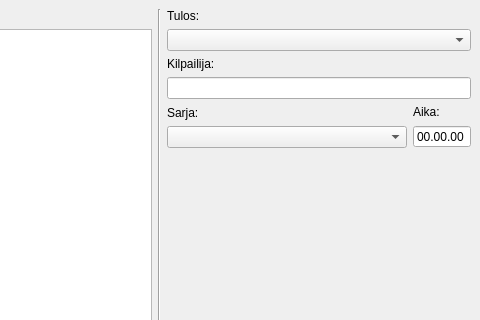
This is gui/form/tulosform.ui in Hatell/Tulospalvelu as Qt 5 draws it before an edit; both pictures show x 162 to 642 and y 0 to 320 of the 642 by 505 pixel window. The edited form follows.
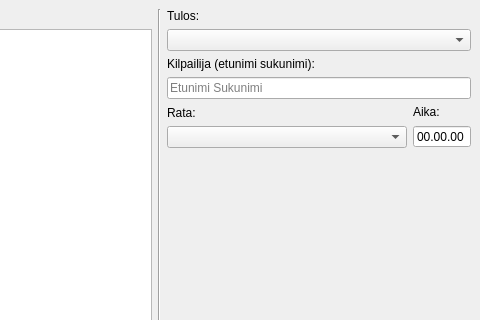
This is the edited form.

Commit message: Muutettu Sarja -> Rata.

Patch:
```diff
--- a/gui/form/tulosform.ui
+++ b/gui/form/tulosform.ui
@@ -71,12 +71,16 @@
              <item>
               <widget class="QLabel" name="label_2">
                <property name="text">
-                <string>Kilpailija: &lt;Ctrl + 2&gt;</string>
+                <string>Kilpailija (etunimi sukunimi): &lt;Ctrl + 2&gt;</string>
                </property>
               </widget>
              </item>
              <item>
-              <widget class="QLineEdit" name="kilpailijaEdit"/>
+              <widget class="QLineEdit" name="kilpailijaEdit">
+               <property name="placeholderText">
+                <string>Etunimi Sukunimi</string>
+               </property>
+              </widget>
              </item>
             </layout>
            </item>
@@ -87,7 +91,7 @@
                <item>
                 <widget class="QLabel" name="label_4">
                  <property name="text">
-                  <string>Sarja: &lt;Ctrl + 3&gt;</string>
+                  <string>Rata: &lt;Ctrl + 3&gt;</string>
                  </property>
                 </widget>
                </item>
```
The commit also changes 4 other files.
